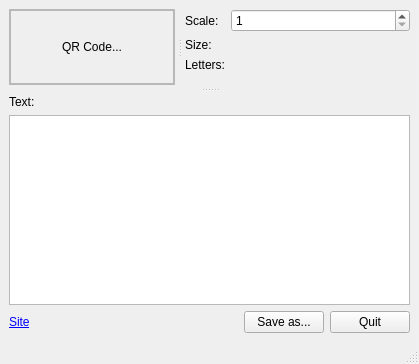
Above: Qt/QRCodeGenerator/src/ui/mainwindow.ui from RinatB2017/mega_GIT before the change. Below: the same form after it.
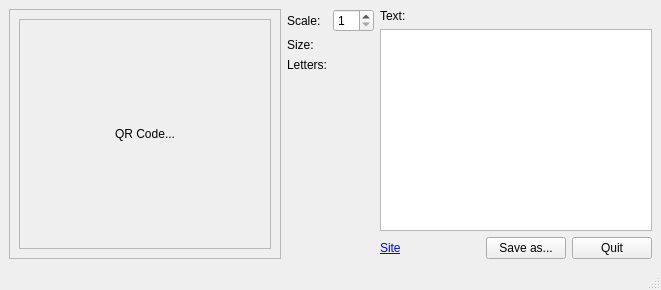
That is the form after the change.

The edit to the form file:
```diff
--- a/Qt/QRCodeGenerator/src/ui/mainwindow.ui
+++ b/Qt/QRCodeGenerator/src/ui/mainwindow.ui
@@ -6,36 +6,16 @@
    <rect>
     <x>0</x>
     <y>0</y>
-    <width>419</width>
-    <height>364</height>
+    <width>661</width>
+    <height>290</height>
    </rect>
   </property>
   <property name="windowTitle">
    <string>QRCodeGenerator</string>
   </property>
   <widget class="QWidget" name="centralwidget">
-   <layout class="QVBoxLayout" name="verticalLayout_3">
+   <layout class="QHBoxLayout" name="horizontalLayout_2">
     <item>
-     <widget class="QSplitter" name="splitter_2">
-      <property name="orientation">
-       <enum>Qt::Vertical</enum>
-      </property>
-      <property name="handleWidth">
-       <number>10</number>
-      </property>
-      <property name="childrenCollapsible">
-       <bool>false</bool>
-      </property>
-      <widget class="QSplitter" name="splitter">
-       <property name="orientation">
-        <enum>Qt::Horizontal</enum>
-       </property>
-       <property name="handleWidth">
-        <number>10</number>
-       </property>
-       <property name="childrenCollapsible">
-        <bool>false</bool>
-       </property>
        <widget class="QScrollArea" name="scrollArea">
         <property name="widgetResizable">
          <bool>true</bool>
@@ -45,26 +25,11 @@
           <rect>
            <x>0</x>
            <y>0</y>
-           <width>177</width>
-           <height>79</height>
-          </rect>
-         </property>
-         <layout class="QVBoxLayout" name="verticalLayout_7">
-          <property name="spacing">
-           <number>0</number>
-          </property>
-          <property name="leftMargin">
-           <number>0</number>
-          </property>
-          <property name="topMargin">
-           <number>0</number>
-          </property>
-          <property name="rightMargin">
-           <number>0</number>
-          </property>
-          <property name="bottomMargin">
-           <number>0</number>
-          </property>
+         <width>168</width>
+         <height>220</height>
+        </rect>
+       </property>
+       <layout class="QVBoxLayout" name="verticalLayout_2">
           <item>
            <widget class="QLabel" name="image_label">
             <property name="frameShape">
@@ -84,6 +49,28 @@
          </layout>
         </widget>
        </widget>
+    </item>
+    <item>
+     <widget class="QSplitter" name="splitter_2">
+      <property name="orientation">
+       <enum>Qt::Vertical</enum>
+      </property>
+      <property name="handleWidth">
+       <number>10</number>
+      </property>
+      <property name="childrenCollapsible">
+       <bool>false</bool>
+      </property>
+      <widget class="QSplitter" name="splitter">
+       <property name="orientation">
+        <enum>Qt::Horizontal</enum>
+       </property>
+       <property name="handleWidth">
+        <number>10</number>
+       </property>
+       <property name="childrenCollapsible">
+        <bool>false</bool>
+       </property>
        <widget class="QWidget" name="layoutWidget">
         <layout class="QVBoxLayout" name="verticalLayout">
          <item>
@@ -154,8 +141,10 @@
         </layout>
        </widget>
       </widget>
-      <widget class="QWidget" name="layoutWidget_2">
-       <layout class="QVBoxLayout" name="verticalLayout_2">
+     </widget>
+    </item>
+    <item>
+     <layout class="QVBoxLayout" name="verticalLayout_4">
         <item>
          <widget class="QLabel" name="label_2">
           <property name="text">
@@ -166,10 +155,6 @@
         <item>
          <widget class="QPlainTextEdit" name="pTextEditQRText"/>
         </item>
-       </layout>
-      </widget>
-     </widget>
-    </item>
     <item>
      <layout class="QHBoxLayout" name="horizontalLayout">
       <item>
@@ -212,6 +197,8 @@
      </layout>
     </item>
    </layout>
+    </item>
+   </layout>
   </widget>
   <widget class="QMenuBar" name="menubar">
    <property name="geometry">
```
Left out of the diff: 4 changed lines with no effect on the pictures. Lines whose indentation alone changed are shown as unchanged.
